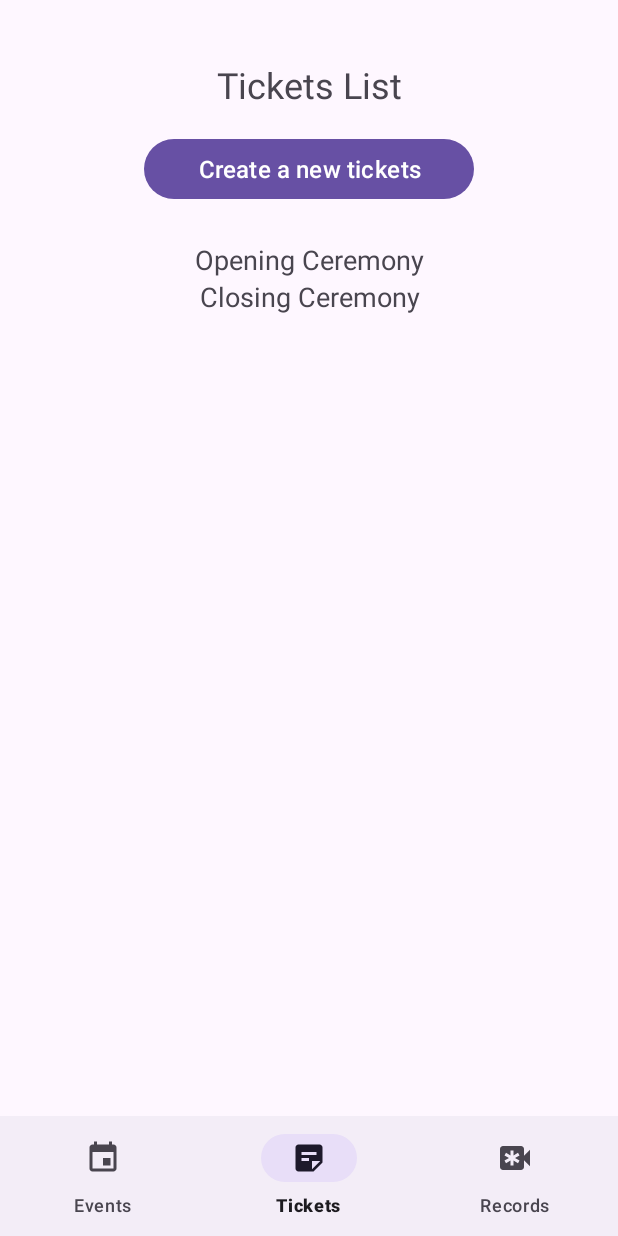
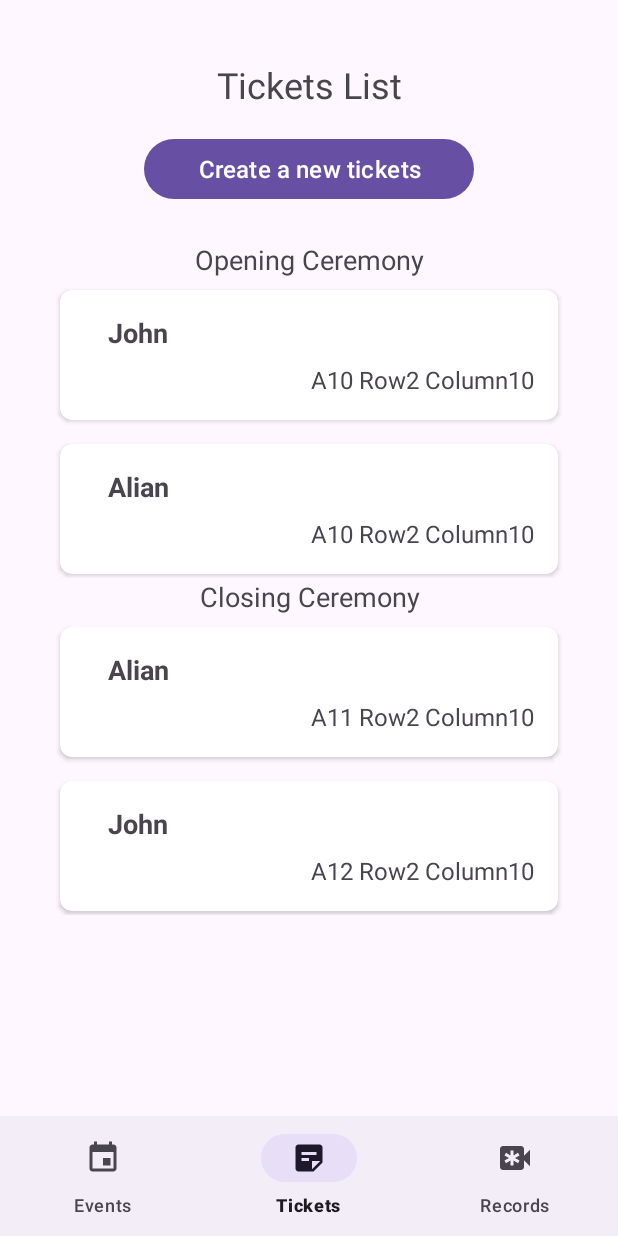
Before and after one commit to jesuszwer/worldskills, an Android app: the screen it shows after launch (MainActivity), item 2 of the bottom bar chosen, on a phone screen of 412 x 824 dp. Run offline under Robolectric (Android 15) with nearby library versions, the phone set to English and light mode, and no system bars.

Commit message:
сделал тикеты

```diff
--- a/app/build.gradle.kts
+++ b/app/build.gradle.kts
@@ -41,6 +41,7 @@ dependencies {
     implementation("androidx.appcompat:appcompat:1.6.1")
     implementation("com.google.android.material:material:1.11.0")
     implementation("androidx.constraintlayout:constraintlayout:2.1.4")
+    implementation("com.google.code.gson:gson:2.10.1")
     testImplementation("junit:junit:4.13.2")
     androidTestImplementation("androidx.test.ext:junit:1.1.5")
     androidTestImplementation("androidx.test.espresso:espresso-core:3.5.1")
--- /dev/null
+++ b/app/src/main/java/com/example/myapplication/EventAdapter.kt
@@ -0,0 +1,36 @@
+package com.example.myapplication
+
+import android.view.LayoutInflater
+import android.view.View
+import android.view.ViewGroup
+import android.widget.ImageView
+import android.widget.TextView
+import androidx.recyclerview.widget.RecyclerView
+
+class EventAdapter(private val dataList: List<EventData>) : RecyclerView.Adapter<EventAdapter.ViewHolder>() {
+
+    inner class ViewHolder(itemView: View) : RecyclerView.ViewHolder(itemView) {
+        val imageView: ImageView = itemView.findViewById(R.id.imageView)
+        val title: TextView = itemView.findViewById(R.id.text1)
+        val desc: TextView = itemView.findViewById(R.id.text2)
+        val status: TextView = itemView.findViewById(R.id.text3)
+    }
+
+    override fun onCreateViewHolder(parent: ViewGroup, viewType: Int): ViewHolder {
+        val view = LayoutInflater.from(parent.context).inflate(R.layout.events_item, parent, false)
+        return ViewHolder(view)
+    }
+
+    override fun onBindViewHolder(holder: ViewHolder, position: Int) {
+        val currentItem = dataList[position]
+
+        // Установите значения изображения и текста для каждого элемента списка
+        holder.imageView.setImageResource(currentItem.imageResource)
+        holder.title.text = currentItem.title
+        holder.desc.text = currentItem.desc
+        holder.status.text = currentItem.status
+    }
+
+    override fun getItemCount() = dataList.size
+
+}
--- a/app/src/main/java/com/example/myapplication/EventFragment.kt
+++ b/app/src/main/java/com/example/myapplication/EventFragment.kt
@@ -7,12 +7,8 @@ import android.view.View
 import android.view.ViewGroup
 import androidx.recyclerview.widget.LinearLayoutManager
 import androidx.recyclerview.widget.RecyclerView
-import com.google.android.material.bottomnavigation.BottomNavigationView
 
 class EventFragment : Fragment() {
-    override fun onCreate(savedInstanceState: Bundle?) {
-        super.onCreate(savedInstanceState)
-    }
 
     override fun onCreateView(
         inflater: LayoutInflater,
@@ -29,22 +25,10 @@ class EventFragment : Fragment() {
                 "Lorem ipsum dolor sit amet, consectetur adipiscing elit. " +
                         "Integer velmolestie felis. Vivamus sed lacinia elit. " +
                         "Suspendisse tristique bibendum eros in elementum",
-                "Unread"),
-            EventData(R.drawable.ic_events,
-                "Event 1",
-                "Lorem ipsum dolor sit amet, consectetur adipiscing elit. " +
-                        "Integer velmolestie felis. Vivamus sed lacinia elit. " +
-                        "Suspendisse tristique bibendum eros in elementum",
-                "Unread"),
-            EventData(R.drawable.ic_events,
-                "Event 1",
-                "Lorem ipsum dolor sit amet, consectetur adipiscing elit. " +
-                        "Integer velmolestie felis. Vivamus sed lacinia elit. " +
-                        "Suspendisse tristique bibendum eros in elementum",
                 "Unread")
         )
 
-        val adapter = MyAdapter(dataList)
+        val adapter = EventAdapter(dataList)
         recyclerView.adapter = adapter
 
         return view
--- a/app/src/main/java/com/example/myapplication/MainActivity.kt
+++ b/app/src/main/java/com/example/myapplication/MainActivity.kt
@@ -16,18 +16,16 @@ class MainActivity : AppCompatActivity() {
 
         val fragmentManager: FragmentManager = supportFragmentManager
 
-        // Begin a new FragmentTransaction
         val fragmentTransaction: FragmentTransaction = fragmentManager.beginTransaction()
 
-        // Replace the content of the FrameLayout with your fragment
         val myFragment: Fragment = MyFragment()
         fragmentTransaction.replace(R.id.fragment_container, myFragment)
 
-        // Commit the transaction
         fragmentTransaction.commit()
 
         val bottomNavigationView: BottomNavigationView = findViewById(R.id.navigation_panel)
 
+        // Обработчики кнопок на панеле навигации
         bottomNavigationView.setOnNavigationItemSelectedListener { menuItem ->
             when (menuItem.itemId) {
                 R.id.nav_events -> {
--- a/app/src/main/java/com/example/myapplication/MyAdapter.kt
+++ /dev/null
@@ -1,36 +0,0 @@
-package com.example.myapplication
-
-import android.view.LayoutInflater
-import android.view.View
-import android.view.ViewGroup
-import android.widget.ImageView
-import android.widget.TextView
-import androidx.recyclerview.widget.RecyclerView
-
-class MyAdapter(private val dataList: List<EventData>) : RecyclerView.Adapter<MyAdapter.ViewHolder>() {
-
-    inner class ViewHolder(itemView: View) : RecyclerView.ViewHolder(itemView) {
-        val imageView: ImageView = itemView.findViewById(R.id.imageView)
-        val title: TextView = itemView.findViewById(R.id.text1)
-        val desc: TextView = itemView.findViewById(R.id.text2)
-        val status: TextView = itemView.findViewById(R.id.text3)
-    }
-
-    override fun onCreateViewHolder(parent: ViewGroup, viewType: Int): ViewHolder {
-        val view = LayoutInflater.from(parent.context).inflate(R.layout.events_item, parent, false)
-        return ViewHolder(view)
-    }
-
-    override fun onBindViewHolder(holder: ViewHolder, position: Int) {
-        val currentItem = dataList[position]
-
-        // Установите значения изображения и текста для каждого элемента списка
-        holder.imageView.setImageResource(currentItem.imageResource)
-        holder.title.text = currentItem.title
-        holder.desc.text = currentItem.desc
-        holder.status.text = currentItem.status
-    }
-
-    override fun getItemCount() = dataList.size
-
-}
--- /dev/null
+++ b/app/src/main/java/com/example/myapplication/TicketsAdapter.kt
@@ -0,0 +1,33 @@
+package com.example.myapplication
+
+import android.view.LayoutInflater
+import android.view.View
+import android.view.ViewGroup
+import android.widget.ImageView
+import android.widget.TextView
+import androidx.appcompat.view.menu.MenuView.ItemView
+import androidx.recyclerview.widget.RecyclerView
+
+class TicketsAdapter(private val dataList: List<TicketData>) : RecyclerView.Adapter<TicketsAdapter.ViewHolder>() {
+
+    inner class ViewHolder(itemView: View) : RecyclerView.ViewHolder(itemView) {
+        val name: TextView = itemView.findViewById(R.id.name_text)
+        val place: TextView = itemView.findViewById(R.id.place_text)
+    }
+
+    override fun onCreateViewHolder(parent: ViewGroup, viewType: Int): ViewHolder {
+        val view = LayoutInflater.from(parent.context).inflate(R.layout.tickets_item, parent, false)
+        return ViewHolder(view)
+    }
+
+    override fun onBindViewHolder(holder: ViewHolder, position: Int) {
+        val currentItem = dataList[position]
+
+        holder.name.text = currentItem.name
+        holder.place.text = currentItem.place
+
+    }
+
+    override fun getItemCount() = dataList.size
+
+}
--- a/app/src/main/java/com/example/myapplication/TicketsFragment.kt
+++ b/app/src/main/java/com/example/myapplication/TicketsFragment.kt
@@ -5,15 +5,44 @@ import androidx.fragment.app.Fragment
 import android.view.LayoutInflater
 import android.view.View
 import android.view.ViewGroup
+import androidx.recyclerview.widget.LinearLayoutManager
+import androidx.recyclerview.widget.RecyclerView
 
 class TicketsFragment : Fragment() {
-    override fun onCreate(savedInstanceState: Bundle?) {
-        super.onCreate(savedInstanceState)
 
-    }
+
 
     override fun onCreateView(inflater: LayoutInflater, container: ViewGroup?,
-                              savedInstanceState: Bundle?): View? {
-        return inflater.inflate(R.layout.fragment_tickets, container, false)
+                              savedInstanceState: Bundle?
+    ): View? {
+        val view = inflater.inflate(R.layout.fragment_tickets, container, false)
+        var recyclerView: RecyclerView = view.findViewById(R.id.open_list)
+        recyclerView.layoutManager = LinearLayoutManager(requireActivity())
+
+        val namesList = arrayOf("John", "Alian","Eldar")
+
+        var dataList = listOf(
+            TicketData(namesList.random().toString(), "A10 Row2 Column10"),
+            TicketData(namesList.random().toString(), "A10 Row2 Column10"),
+            TicketData(namesList.random().toString(), "A10 Row2 Column10")
+        )
+
+        var adapter = TicketsAdapter(dataList)
+        recyclerView.adapter = adapter
+
+        recyclerView = view.findViewById(R.id.close_list)
+        recyclerView.layoutManager = LinearLayoutManager(requireActivity())
+
+        dataList = listOf(
+            TicketData(namesList.random().toString(), "A11 Row2 Column10"),
+            TicketData(namesList.random().toString(), "A12 Row2 Column10"),
+            TicketData(namesList.random().toString(), "A13 Row2 Column10")
+        )
+
+        adapter = TicketsAdapter(dataList)
+        recyclerView.adapter = adapter
+
+
+        return view
     }
 }
--- a/app/src/main/res/layout/fragment_tickets.xml
+++ b/app/src/main/res/layout/fragment_tickets.xml
@@ -45,12 +45,11 @@
                 android:textAlignment="center"
                 android:textSize="18sp" />
 
-            <FrameLayout
+            <androidx.recyclerview.widget.RecyclerView
                 android:id="@+id/open_list"
                 android:layout_width="match_parent"
-                android:layout_height="wrap_content">
+                android:layout_height="200sp" />
 
-            </FrameLayout>
         </LinearLayout>
 
         <LinearLayout
@@ -66,12 +65,11 @@
                 android:textAlignment="center"
                 android:textSize="18sp" />
 
-            <FrameLayout
+            <androidx.recyclerview.widget.RecyclerView
                 android:id="@+id/close_list"
                 android:layout_width="match_parent"
-                android:layout_height="wrap_content">
+                android:layout_height="200sp" />
 
-            </FrameLayout>
         </LinearLayout>
 
     </LinearLayout>
```
